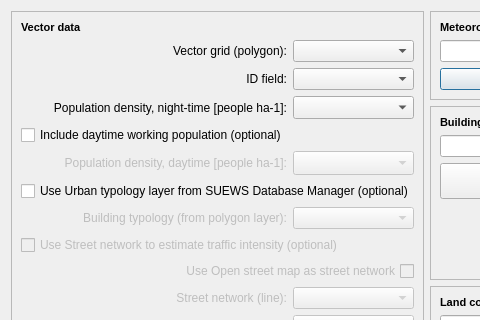
Qt form suews_prepare_database/suews_prepare_database_dialog_base.ui (UMEP-dev/UMEP) before a commit; both pictures show x 0 to 480 and y 0 to 320 of the 1196 by 912 pixel window.
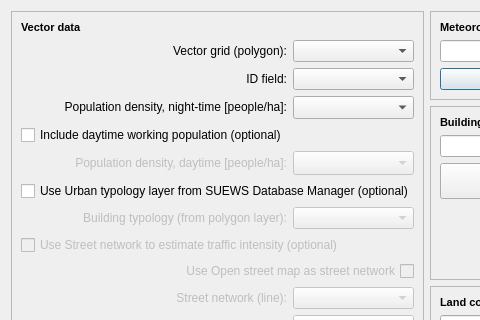
The same form after that commit. Custom widgets are drawn as their Qt base class.

```diff
--- a/suews_prepare_database/suews_prepare_database_dialog_base.ui
+++ b/suews_prepare_database/suews_prepare_database_dialog_base.ui
@@ -114,7 +114,7 @@
       <item row="4" column="0">
        <widget class="QLabel" name="label_27">
         <property name="text">
-         <string>Population density, night-time [people ha-1]:</string>
+         <string>&lt;html&gt;&lt;head/&gt;&lt;body&gt;&lt;p&gt;Population density, night-time [people/ha]:&lt;/p&gt;&lt;/body&gt;&lt;/html&gt;</string>
         </property>
         <property name="alignment">
          <set>Qt::AlignRight|Qt::AlignTrailing|Qt::AlignVCenter</set>
@@ -194,7 +194,7 @@
          <bool>false</bool>
         </property>
         <property name="text">
-         <string>Population density, daytime [people ha-1]:</string>
+         <string>&lt;html&gt;&lt;head/&gt;&lt;body&gt;&lt;p&gt;Population density, daytime [people/ha]:&lt;/p&gt;&lt;/body&gt;&lt;/html&gt;</string>
         </property>
         <property name="alignment">
          <set>Qt::AlignRight|Qt::AlignTrailing|Qt::AlignVCenter</set>
```
Left out of the diff: 2 changed lines with no effect on the pictures.
